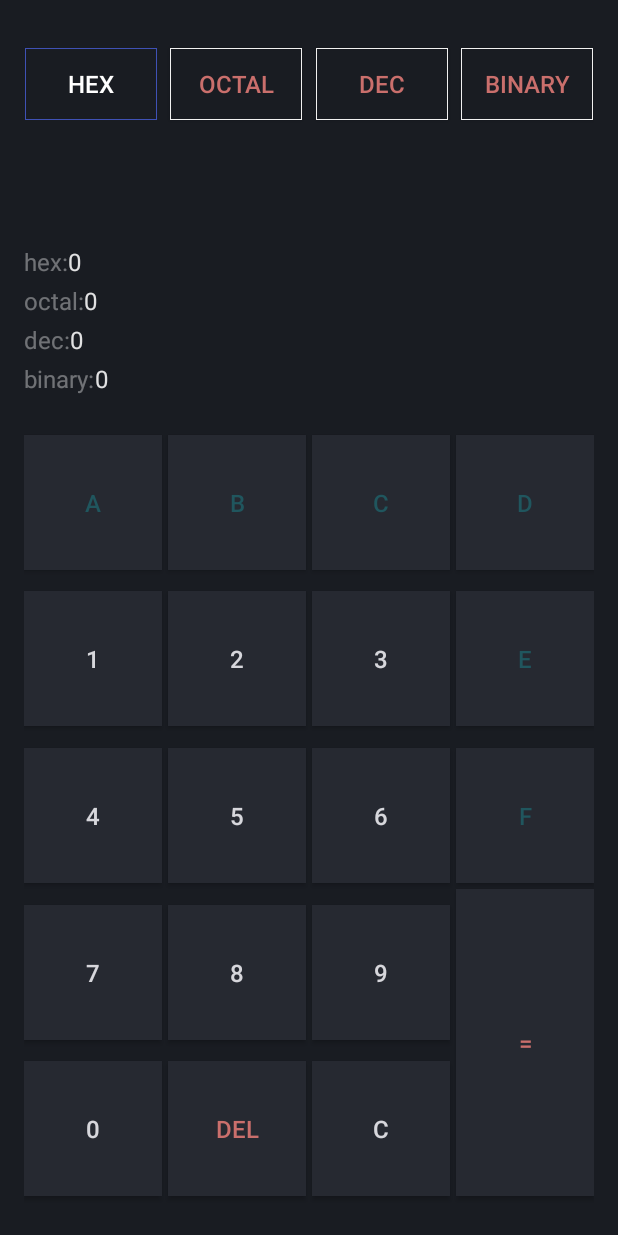
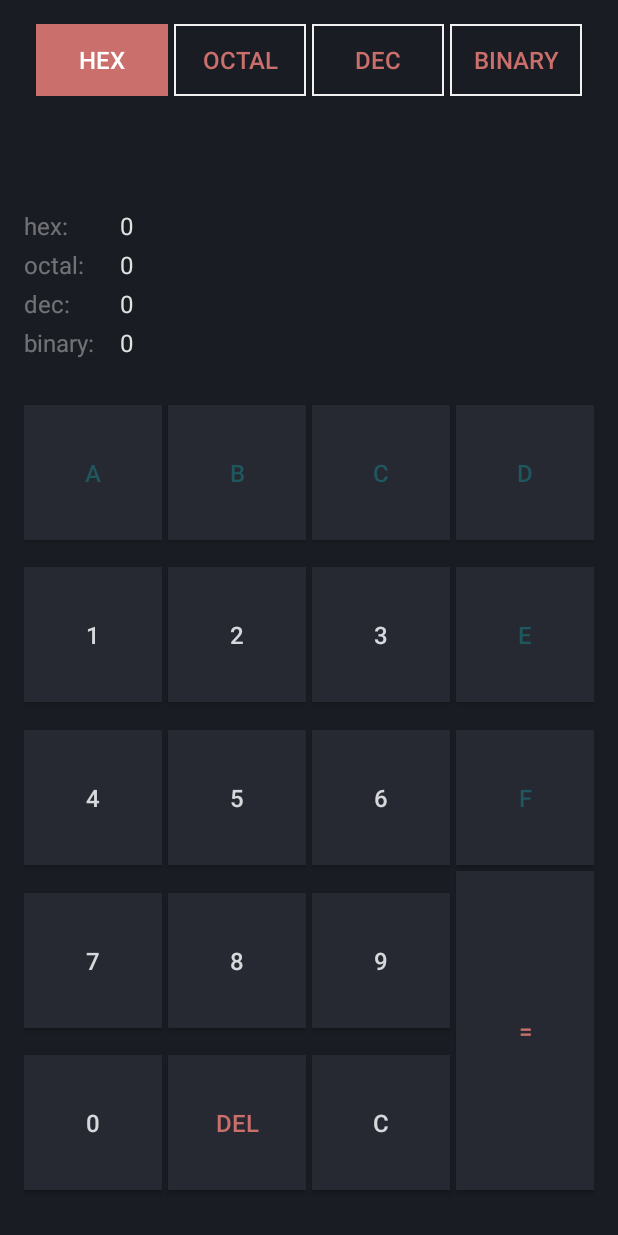
Before and after one commit to ziaad25/Calculater, an Android app: the screen it shows after launch (MainActivity), after a tap on "HEX", on a phone screen of 412 x 824 dp. Run offline under Robolectric (Android 15) with nearby library versions, the phone set to English and light mode, and no system bars.

Commit message:
optmize the logic and design

```diff
--- a/app/src/main/java/com/ziaad/startup/ui/MainActivity.kt
+++ b/app/src/main/java/com/ziaad/startup/ui/MainActivity.kt
@@ -4,7 +4,6 @@ import android.os.Bundle
 import android.view.View
 import android.widget.Button
 import android.widget.TextView
-import android.widget.Toast
 import androidx.appcompat.app.AppCompatActivity
 import com.ziaad.startup.R
 import kotlinx.android.synthetic.main.activity_main.*
@@ -12,46 +11,46 @@ import kotlinx.android.synthetic.main.activity_main.*
 
 class MainActivity : AppCompatActivity() {
 
-    lateinit var btnHex: Button
-    lateinit var btnOctal: Button
-    lateinit var btnDec: Button
-    lateinit var btnBin: Button
-    lateinit var tvInput: TextView
-    lateinit var btnEqual: Button
-    lateinit var btnDel: Button
-    lateinit var btnClear: Button
+    private lateinit var btnHex: Button
+    private lateinit var btnOctal: Button
+    private lateinit var btnDec: Button
+    private lateinit var btnBin: Button
+    private lateinit var screenView: TextView
+    private lateinit var btnEqual: Button
+    private lateinit var btnDel: Button
+    private lateinit var btnClear: Button
 
     override fun onCreate(savedInstanceState: Bundle?) {
         super.onCreate(savedInstanceState)
         setContentView(R.layout.activity_main)
 
-        intinalize()
-        decimal()
+        initialize()
+        enableDecimalOperation()
 
         btnDec.setOnClickListener {
             default()
-            decimal()
+            enableDecimalOperation()
         }
 
         btnOctal.setOnClickListener {
             default()
-            octal()
+            enableOctalButtonOperation()
         }
 
         btnHex.setOnClickListener {
             default()
-            hexa()
+            enableHexaButtonOperation()
         }
         btnBin.setOnClickListener {
             default()
-            binary()
+            enableBinaryButtonOperation()
         }
 
 
     }
 
-    fun intinalize() {
-        tvInput = findViewById(R.id.tv_Input)
+    private fun initialize() {
+        screenView = findViewById(R.id.tv_Input)
         btnHex = findViewById(R.id.btnHex)
         btnOctal = findViewById(R.id.btnOctal)
         btnDec = findViewById(R.id.btnDec)
@@ -61,8 +60,8 @@ class MainActivity : AppCompatActivity() {
         btnClear = findViewById(R.id.btnClear)
     }
 
-    fun default() {
-        tvInput.text = ""
+    private fun default() {
+        screenView.text = ""
         tv_ResultHex.text = "0"
         tv_ResultBinary.text = "0"
         tv_ResultDec.text = "0"
@@ -70,84 +69,84 @@ class MainActivity : AppCompatActivity() {
     }
 
     fun onClickNumber(view: View) {
-        var numDigit = (view as Button).text.toString()
-        var oldNum = tvInput.text.toString()
-        var newNum = oldNum + numDigit
-        tvInput.text = newNum
+        val numDigit = (view as Button).text.toString()
+        val oldNum = screenView.text.toString()
+        val newNum = oldNum + numDigit
+        screenView.text = newNum
     }
 
     fun onClick(view: View) {
         when (view) {
-            btnClear -> tvInput.text = ""
+            btnClear -> screenView.text = ""
             btnDel -> {
-                var num = tvInput.text.toString()
-                var newNum = num.dropLast(1)
-                tvInput.text = newNum
+                val num = screenView.text.toString()
+                val newNum = num.dropLast(1)
+                screenView.text = newNum
             }
             btnEqual -> {
                 if (btnDec.isSelected) {
-                    decInput()
+                    inputOfDec()
                 } else if (btnHex.isSelected) {
-                    hexInput()
+                    inputOfHexa()
                 } else if (btnOctal.isSelected) {
-                    octalInput()
+                    inputOfOctal()
                 } else if (btnBin.isSelected) {
-                    binaryInput()
+                    inputOfBinary()
                 }
             }
         }
     }
 
-    fun decimal() {
+    private fun enableDecimalOperation() {
         disSelectedButtons(btnHex, btnOctal, btnBin)
         enableButton(btnHex, btnOctal, btnBin)
         btnDec.isSelected = true
         btnDec.isEnabled = false
         disableAlpha()
-        enableNum()
-        decInput()
+        enableAllNumber()
+        inputOfDec()
 
     }
 
-    fun binary() {
+    private fun enableBinaryButtonOperation() {
         disSelectedButtons(btnHex, btnOctal, btnDec)
         enableButton(btnHex, btnOctal, btnDec)
         btnBin.isEnabled = false
         btnBin.isSelected = true
         disableAlpha()
-        disbleNum()
-        binaryInput()
+        enableBinaryNumber()
+        inputOfBinary()
     }
 
-    fun hexa() {
+    private fun enableHexaButtonOperation() {
         enableButton(btnBin, btnOctal, btnDec)
         disSelectedButtons(btnBin, btnDec, btnOctal)
         btnHex.isEnabled = false
         btnHex.isSelected = true
         enableAlpha()
-        enableNum()
-        hexInput()
+        enableAllNumber()
+        inputOfHexa()
     }
 
-    fun octal() {
+    private fun enableOctalButtonOperation() {
         disSelectedButtons(btnDec, btnBin, btnHex)
         enableButton(btnHex, btnBin, btnDec)
         btnOctal.isEnabled = false
         btnOctal.isSelected = true
         disableAlpha()
-        enableNum()
-        octalInput()
+        enableAllNumber()
+        inputOfOctal()
     }
 
-    fun disableAlpha() {
+    private fun disableAlpha() {
         disableButton(btnA, btnB, btnC, btnD, btnE, btnF)
     }
 
-    fun enableAlpha() {
+    private fun enableAlpha() {
         enableButton(btnA, btnB, btnC, btnD, btnE, btnF)
     }
 
-    fun enableNum() {
+    private fun enableAllNumber() {
         enableButton(btnNum2, btnNum3, btnNum4, btnNum5, btnNum6, btnNum7, btnNum8, btnNum9)
         if (btnOctal.isSelected) {
             btnNum8.isEnabled = false
@@ -155,67 +154,67 @@ class MainActivity : AppCompatActivity() {
         }
     }
 
-    fun disbleNum() {
+    private fun enableBinaryNumber() {
         disableButton(btnNum2, btnNum3, btnNum4, btnNum5, btnNum6, btnNum7, btnNum8, btnNum9)
     }
 
 
-    fun decInput() {
-        if (tvInput.text.isNotEmpty()) {
-            var num = tvInput.text.toString()
+    private fun inputOfDec() {
+        if (screenView.text.isNotEmpty()) {
+            val num = screenView.text.toString()
 
-            var dec = num.toLong()
+            val dec = num.toLong()
 
-            var hex = dec.toULong().toString(16)
-            var octal = dec.toULong().toString(8)
-            var bin = dec.toULong().toString(2)
+            val hex = dec.toULong().toString(16)
+            val octal = dec.toULong().toString(8)
+            val bin = dec.toULong().toString(2)
 
-            showInResult(dec.toString(), hex, octal, bin)
+            showResult(dec.toString(), hex, octal, bin)
         }
     }
 
-    fun hexInput() {
-        if (tvInput.text.isNotEmpty()) {
-            var num = tvInput.text.toString()
+    private fun inputOfHexa() {
+        if (screenView.text.isNotEmpty()) {
+            val num = screenView.text.toString()
 
-            var dec: Long = Integer.parseInt(num, 16).toLong()
-            var hex = dec.toULong().toString(16)
-            var bin = dec.toULong().toString(2)
-            var octal = dec.toULong().toString(8)
+            val dec: Long = Integer.parseInt(num, 16).toLong()
+            val hex = dec.toULong().toString(16)
+            val bin = dec.toULong().toString(2)
+            val octal = dec.toULong().toString(8)
 
-            showInResult(dec.toString(), hex, octal, bin)
+            showResult(dec.toString(), hex, octal, bin)
         }
     }
 
 
-    fun octalInput() {
-        if (tvInput.text.isNotEmpty()) {
-            var num = tvInput.text.toString()
+    private fun inputOfOctal() {
+        if (screenView.text.isNotEmpty()) {
+            val num = screenView.text.toString()
 
-            var dec = Integer.parseInt(num, 8).toLong()
-            var hex = dec.toULong().toString(16)
-            var bin = dec.toULong().toString(2)
-            var octal = dec.toULong().toString(8)
+            val dec = Integer.parseInt(num, 8).toLong()
+            val hex = dec.toULong().toString(16)
+            val bin = dec.toULong().toString(2)
+            val octal = dec.toULong().toString(8)
 
-            showInResult(dec.toString(), hex, octal, bin)
+            showResult(dec.toString(), hex, octal, bin)
         }
     }
 
-    fun binaryInput() {
-        if (tvInput.text.isNotEmpty()) {
-            var num = tvInput.text.toString()
+    private fun inputOfBinary() {
+        if (screenView.text.isNotEmpty()) {
+            val num = screenView.text.toString()
 
-            var dec = Integer.parseInt(num, 2).toLong()
-            var hex = dec.toULong().toString(16)
-            var octal = dec.toULong().toString(8)
-            var bin = dec.toULong().toString(2)
+            val dec = Integer.parseInt(num, 2).toLong()
+            val hex = dec.toULong().toString(16)
+            val octal = dec.toULong().toString(8)
+            val bin = dec.toULong().toString(2)
 
-            showInResult(dec.toString(), hex, octal, bin)
+            showResult(dec.toString(), hex, octal, bin)
         }
     }
 
 
-    fun showInResult(dec: String, hex: String, octal: String, bin: String) {
+    private fun showResult(dec: String, hex: String, octal: String, bin: String) {
         tv_ResultBinary.text = bin
         tv_ResultDec.text = dec
         tv_ResultOctal.text = octal
--- a/app/src/main/res/drawable/button_shape.xml
+++ b/app/src/main/res/drawable/button_shape.xml
@@ -3,22 +3,20 @@
     <item android:state_selected="false">
         <shape>
             <solid android:color="@color/background"/>
-            <stroke android:color="#f1f1f1" android:width=".1dp"/>
+            <stroke android:color="#f1f1f1" android:width="1dp"/>
         </shape>
     </item>
 
 
     <item android:state_pressed="true">
         <shape>
-            <solid android:color="@color/background"/>
-            <stroke android:color="#3F51B5" android:width=".1dp"/>
+            <solid android:color="@color/operationColor"/>
         </shape>
     </item>
 
     <item android:state_selected="true">
         <shape>
-            <solid android:color="@color/background"/>
-            <stroke android:color="#3F51B5" android:width=".1dp"/>
+            <solid android:color="@color/operationColor"/>
         </shape>
     </item>
 
--- a/app/src/main/res/layout/activity_main.xml
+++ b/app/src/main/res/layout/activity_main.xml
@@ -9,17 +9,29 @@
     tools:context=".ui.MainActivity">
 
 
+    <LinearLayout
+        android:id="@+id/linearLayout"
+        android:layout_width="match_parent"
+        android:layout_height="wrap_content"
+        android:orientation="horizontal"
+        android:weightSum="4"
+        app:layout_constraintEnd_toEndOf="parent"
+        app:layout_constraintStart_toStartOf="parent"
+        app:layout_constraintTop_toTopOf="parent"
+        tools:ignore="MissingConstraints">
+
         <androidx.appcompat.widget.AppCompatButton
             android:id="@+id/btnHex"
             style="@style/operation"
-        android:layout_width="wrap_content"
+            android:layout_width="0dp"
             android:layout_height="wrap_content"
-        android:layout_marginTop="16dp"
+            android:layout_marginStart="8dp"
+            android:layout_marginEnd="4dp"
+            android:layout_weight="1"
             android:background="@drawable/button_shape"
             android:gravity="center"
             android:text="@string/hexNameButton"
             app:layout_constraintEnd_toStartOf="@+id/btnOctal"
-        app:layout_constraintHorizontal_bias="0.5"
             app:layout_constraintStart_toStartOf="parent"
             app:layout_constraintTop_toTopOf="parent"
             tools:ignore="MissingConstraints" />
@@ -27,62 +39,56 @@
         <androidx.appcompat.widget.AppCompatButton
             android:id="@+id/btnOctal"
             style="@style/operation"
-        android:layout_width="wrap_content"
+            android:layout_width="0dp"
             android:layout_height="wrap_content"
-        android:layout_marginStart="8dp"
+            android:layout_marginEnd="4dp"
+            android:layout_weight="1"
             android:background="@drawable/button_shape"
             android:gravity="center"
             android:text="@string/octalNameButton"
-        app:layout_constraintBottom_toBottomOf="@+id/btnHex"
             app:layout_constraintEnd_toStartOf="@+id/btnDec"
-        app:layout_constraintHorizontal_bias="0.5"
-        app:layout_constraintStart_toEndOf="@+id/btnHex"
             app:layout_constraintTop_toTopOf="@+id/btnHex"
             tools:ignore="MissingConstraints" />
 
         <androidx.appcompat.widget.AppCompatButton
             android:id="@+id/btnDec"
             style="@style/operation"
-        android:layout_width="wrap_content"
+            android:layout_width="0dp"
             android:layout_height="wrap_content"
-        android:layout_marginStart="8dp"
+            android:layout_marginEnd="4dp"
+            android:layout_weight="1"
             android:background="@drawable/button_shape"
             android:gravity="center"
             android:text="@string/decNameButton"
-        app:layout_constraintBottom_toBottomOf="@+id/btnHex"
             app:layout_constraintEnd_toStartOf="@+id/btnBin"
-        app:layout_constraintHorizontal_bias="0.5"
-        app:layout_constraintStart_toEndOf="@+id/btnOctal"
-        app:layout_constraintTop_toTopOf="@+id/btnHex"
+            app:layout_constraintTop_toTopOf="@+id/btnOctal"
             tools:ignore="MissingConstraints" />
 
         <androidx.appcompat.widget.AppCompatButton
             android:id="@+id/btnBin"
             style="@style/operation"
-        android:layout_width="wrap_content"
+            android:layout_width="0dp"
             android:layout_height="wrap_content"
-        android:layout_marginStart="8dp"
+            android:layout_marginEnd="8dp"
+            android:layout_weight="1"
             android:background="@drawable/button_shape"
             android:gravity="center"
+            android:text="@string/binaryNameButton"
+            app:layout_constraintEnd_toEndOf="parent"
+            app:layout_constraintTop_toTopOf="@+id/btnDec"
+            tools:ignore="MissingConstraints" />
+    </LinearLayout>
 
-        android:text="@string/binaryNameButton"
-        app:layout_constraintBottom_toBottomOf="@+id/btnHex"
-        app:layout_constraintEnd_toEndOf="parent"
-        app:layout_constraintHorizontal_bias="0.5"
-        app:layout_constraintStart_toEndOf="@+id/btnDec"
-        app:layout_constraintTop_toTopOf="@+id/btnHex"
-        tools:ignore="MissingConstraints" />
 
     <TextView
         android:id="@+id/tv_Input"
         style="@style/NumberInTextInput"
         android:layout_width="0dp"
         android:layout_height="wrap_content"
-        android:layout_marginTop="24dp"
+        android:layout_marginTop="16dp"
         app:layout_constraintEnd_toEndOf="parent"
-        app:layout_constraintHorizontal_bias="0.656"
         app:layout_constraintStart_toStartOf="parent"
-        app:layout_constraintTop_toBottomOf="@+id/btnHex"
+        app:layout_constraintTop_toBottomOf="@+id/linearLayout"
         tools:ignore="MissingConstraints" />
 
     <TextView
@@ -434,9 +440,10 @@
         style="@style/NumberInResult"
         android:layout_width="wrap_content"
         android:layout_height="0dp"
+        android:layout_marginStart="64dp"
         android:text="0"
         app:layout_constraintBottom_toBottomOf="@+id/tv_equalHex"
-        app:layout_constraintStart_toEndOf="@+id/tv_equalHex"
+        app:layout_constraintStart_toStartOf="parent"
         app:layout_constraintTop_toTopOf="@+id/tv_equalHex" />
 
     <TextView
@@ -444,9 +451,10 @@
         style="@style/NumberInResult"
         android:layout_width="wrap_content"
         android:layout_height="0dp"
+        android:layout_marginStart="64dp"
         android:text="0"
         app:layout_constraintBottom_toBottomOf="@+id/tv_equalOctal"
-        app:layout_constraintStart_toEndOf="@+id/tv_equalOctal"
+        app:layout_constraintStart_toStartOf="parent"
         app:layout_constraintTop_toTopOf="@+id/tv_equalOctal" />
 
     <TextView
@@ -454,9 +462,10 @@
         style="@style/NumberInResult"
         android:layout_width="wrap_content"
         android:layout_height="0dp"
+        android:layout_marginStart="64dp"
         android:text="0"
         app:layout_constraintBottom_toBottomOf="@+id/tv_equalDec"
-        app:layout_constraintStart_toEndOf="@+id/tv_equalDec"
+        app:layout_constraintStart_toStartOf="parent"
         app:layout_constraintTop_toTopOf="@+id/tv_equalDec" />
 
     <TextView
@@ -464,9 +473,10 @@
         style="@style/NumberInResult"
         android:layout_width="wrap_content"
         android:layout_height="0dp"
+        android:layout_marginStart="64dp"
         android:text="0"
         app:layout_constraintBottom_toBottomOf="@+id/tv_equalBinary"
-        app:layout_constraintStart_toEndOf="@+id/tv_equalBinary"
+        app:layout_constraintStart_toStartOf="parent"
         app:layout_constraintTop_toTopOf="@+id/tv_equalBinary" />
 
 
--- a/app/src/main/res/values/themes.xml
+++ b/app/src/main/res/values/themes.xml
@@ -27,7 +27,7 @@
     </style>
 
     <style name="NumberInResult">
-        <item name="android:maxLength">5</item>
+        <item name="android:maxLength">20</item>
         <item name="android:textSize">16dp</item>
         <item name="android:textColor">#DEFFFFFF</item>
         <item name="android:textAlignment">textStart</item>
```
Lines whose indentation alone changed are shown as unchanged.
